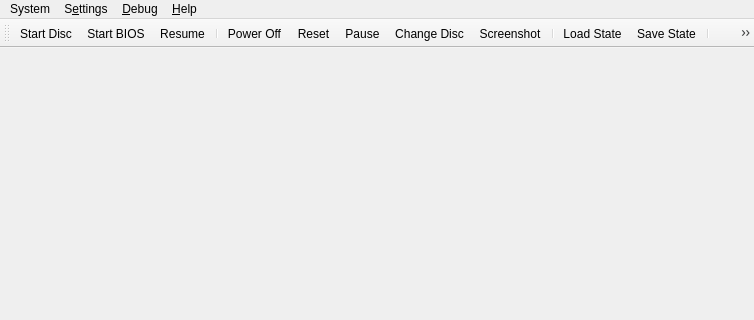
First picture: the form in src/duckstation-qt/mainwindow.ui, repository kofxi3584karlayang/duckstation, before the edit; both pictures show x 0 to 754 and y 0 to 320 of the 754 by 600 pixel window.
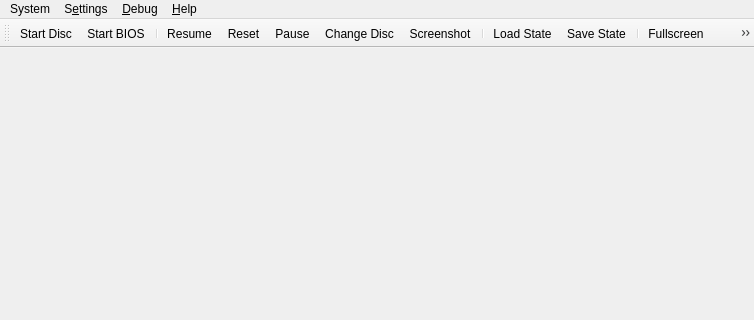
Second picture: the form after the edit. Icons and pictures are not drawn.

Commit message: Qt: Combine resume and power off toolbar buttons

```diff
--- a/src/duckstation-qt/mainwindow.ui
+++ b/src/duckstation-qt/mainwindow.ui
@@ -165,9 +165,8 @@
    </attribute>
    <addaction name="actionStartDisc"/>
    <addaction name="actionStartBios"/>
-   <addaction name="actionResumeLastState"/>
    <addaction name="separator"/>
-   <addaction name="actionPowerOff"/>
+   <addaction name="actionResumeLastState"/>
    <addaction name="actionReset"/>
    <addaction name="actionPause"/>
    <addaction name="actionChangeDisc"/>
```
The commit also changes 1 other file.
